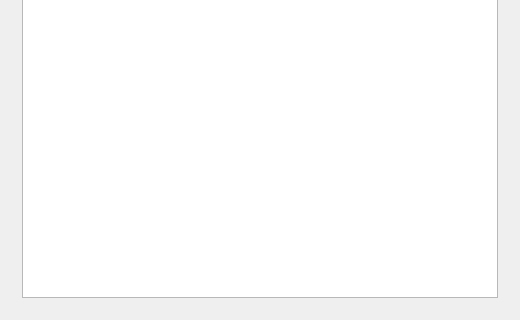
First picture: the form in qt_server/q_android_silence_audio_recording.ui, repository Gabriele91/AndroidSilenceAudioRecording, before the edit; both pictures show x 0 to 520 and y 200 to 520 of the 520 by 520 pixel window.
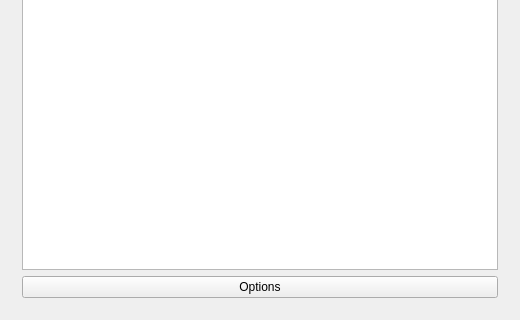
Second picture: the form after the edit. Custom widgets are drawn as their Qt base class.

Commit message: Added q_options dialog

```diff
--- a/qt_server/q_android_silence_audio_recording.ui
+++ b/qt_server/q_android_silence_audio_recording.ui
@@ -109,6 +109,13 @@
          <item>
           <widget class="QListWidget" name="m_lw_devices"/>
          </item>
+         <item>
+          <widget class="QPushButton" name="m_pb_options">
+           <property name="text">
+            <string>Options</string>
+           </property>
+          </widget>
+         </item>
         </layout>
        </widget>
       </item>
```
Left out of the diff: 22 changed lines with no effect on the pictures. The commit also changes 13 other files.
